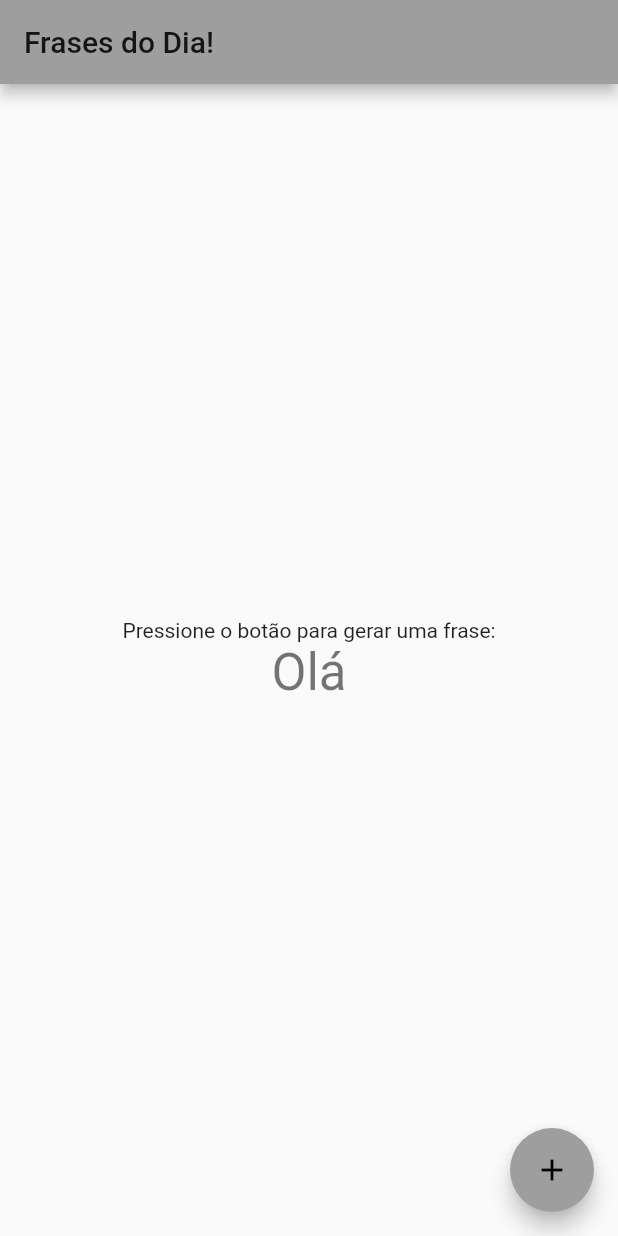
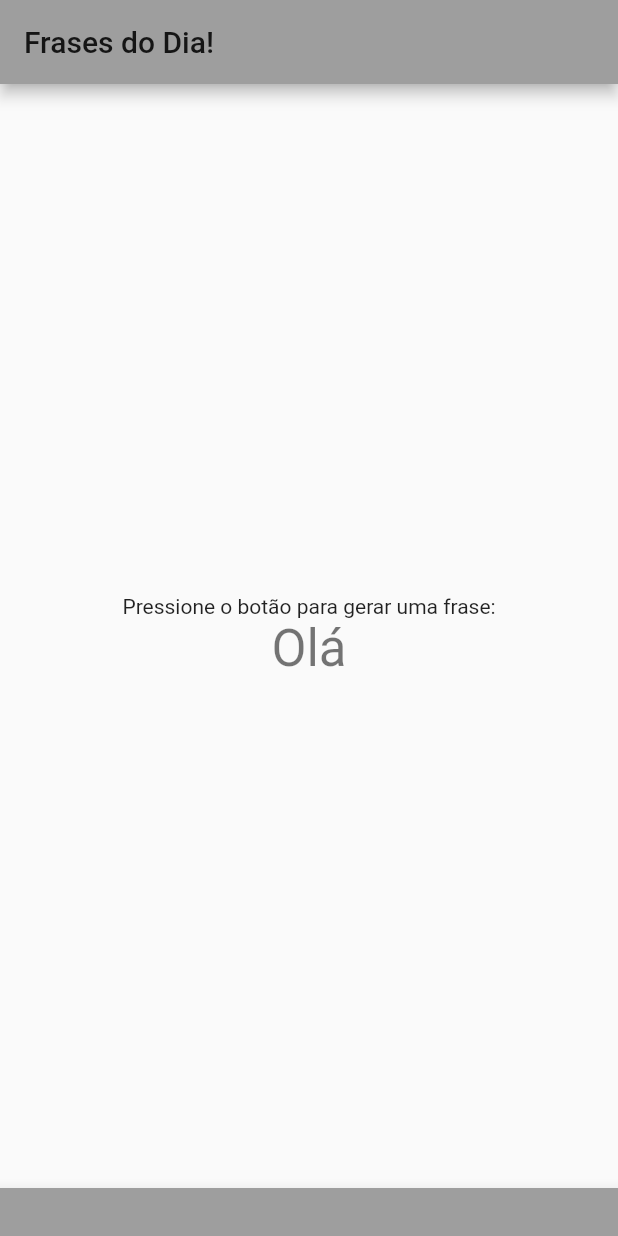
Before and after one commit to RafaAbranttes/apps_flutter_java_kotlin, a Flutter app: the screen it shows after launch, on a phone screen of 412 x 824 dp. Run offline on Flutter 3.47's test engine with Material 2 defaults, Android fonts, the phone set to English and light mode, and no system bars.

Commit message:
modificando o app

```diff
--- a/lib/main.dart
+++ b/lib/main.dart
@@ -10,12 +10,13 @@ class MyApp extends StatelessWidget {
   @override
   Widget build(BuildContext context) {
     return MaterialApp(
+      debugShowCheckedModeBanner: false,
       title: 'Flutter Demo',
       theme: ThemeData(
         primarySwatch: Colors.grey,
         visualDensity: VisualDensity.adaptivePlatformDensity,
       ),
-      home: MyHomePage(title: 'Frases do Dia!'),
+      home: Home(title: 'Frases do Dia!'),
     );
   }
 }
@@ -43,11 +44,33 @@ class _MyHomePageState extends State<MyHomePage> {
     });
   }
 
+  int get numeroaleatorio {
+    return _numeroAleatorio;
+  }
+
+  @override
+  Widget build(BuildContext context) {
+    return null;
+  }
+}
+
+class Home extends StatelessWidget {
+  final String title;
+
+  Home({this.title});
+
+  List _frases = [
+    'Olá',
+    'Tudo bem?',
+    'Vou bem, e com você?',
+    'Vou bem também',
+  ];
+
   @override
   Widget build(BuildContext context) {
     return Scaffold(
       appBar: AppBar(
-        title: Text(widget.title),
+        title: Text(title),
       ),
       body: Center(
         child: Column(
@@ -57,16 +80,17 @@ class _MyHomePageState extends State<MyHomePage> {
               'Pressione o botão para gerar uma frase:',
             ),
             Text(
-              '${_frases[_numeroAleatorio]}',
+              '${_frases[0]}',
               style: Theme.of(context).textTheme.headline4,
             ),
           ],
         ),
       ),
-      floatingActionButton: FloatingActionButton(
-        onPressed: _incrementCounter,
-        tooltip: 'Increment',
-        child: Icon(Icons.add),
+      bottomNavigationBar: BottomAppBar(
+        color: Colors.grey,
+        child: Padding(
+          padding: EdgeInsets.all(16),
+        ),
       ),
     );
   }
```
